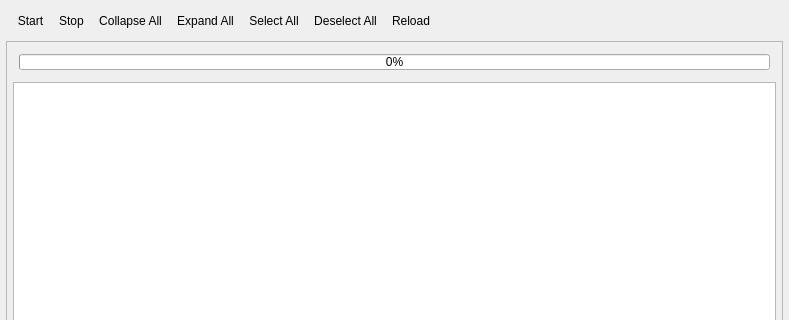
This is mvc/runnerwindow.ui in KDE/veritas as Qt 5 draws it before an edit; both pictures show x 0 to 789 and y 0 to 320 of the 789 by 540 pixel window. The edited form follows.
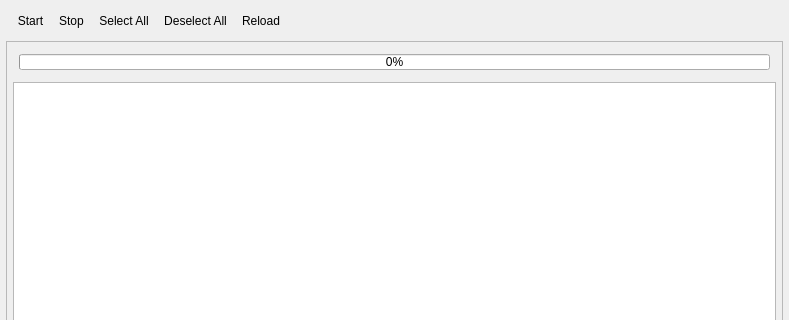
This is the edited form. Icons and pictures are not drawn.

Commit message: Remove collapse all and expand all buttons since I never use them.

Patch:
```diff
--- a/mvc/runnerwindow.ui
+++ b/mvc/runnerwindow.ui
@@ -27,8 +27,6 @@
      </property>
      <addaction name="actionStart" />
      <addaction name="actionStop" />
-     <addaction name="actionCollapseAll" />
-     <addaction name="actionExpandAll" />
      <addaction name="actionSelectAll" />
      <addaction name="actionUnselectAll" />
      <addaction name="actionReload" />
```
The commit also changes 1 other file.
